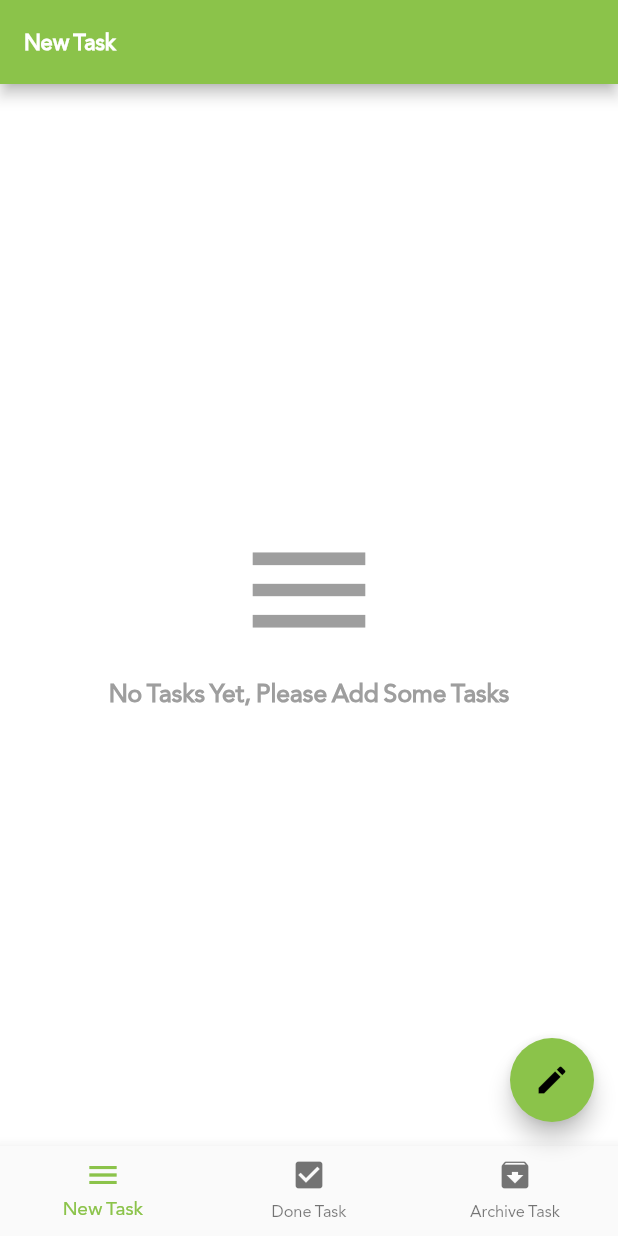
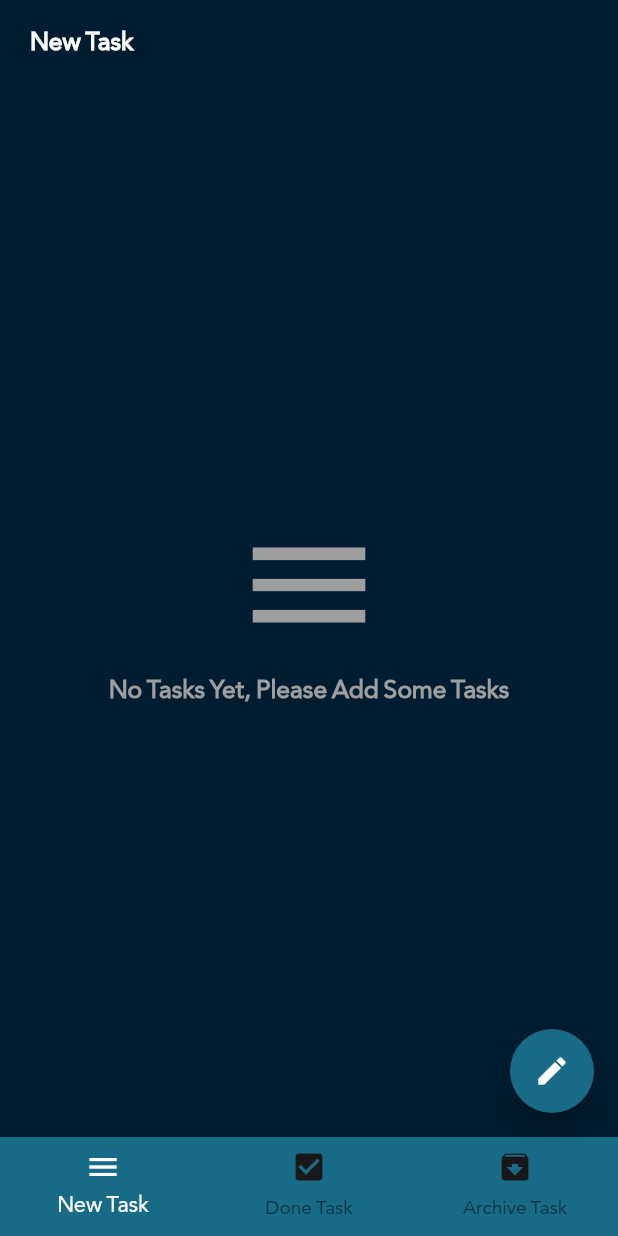
Before and after one commit to AhmedAlkori/ToDo_App, a Flutter app: the screen it shows after launch, on a phone screen of 412 x 824 dp. Run offline on Flutter 3.47's test engine with Material 2 defaults, Android fonts, the phone set to English and light mode, and no system bars; our stand-ins replace bloc, conditional_builder_null_safety, flutter_bloc, hexcolor, sqflite; accounts and stored records are empty.

Commit message:
last_update

```diff
--- a/lib/Share/components.dart
+++ b/lib/Share/components.dart
@@ -103,7 +103,7 @@ Widget TaskListItem(Map model,context,colorIndex) =>Padding(
 
                   fontWeight: FontWeight.bold,
                   fontFamily: "Janna",
-                  color: Colors.black,
+                  color: Colors.white,
 
                 ),
 
@@ -130,10 +130,12 @@ Widget TaskListItem(Map model,context,colorIndex) =>Padding(
               ),
 
               Container(
-
+                padding: EdgeInsets.only(
+                  bottom: 5
+                ),
                 width: 80.0,
 
-                height: 20.0,
+                height: 25.0,
 
                 decoration: BoxDecoration(
 
@@ -161,7 +163,7 @@ Widget TaskListItem(Map model,context,colorIndex) =>Padding(
                       color: Colors.white,
                       fontFamily: "Janna",
                       fontSize: 16.0,
-
+                      fontWeight: FontWeight.bold
 
                     ),
 
@@ -215,7 +217,7 @@ Widget TaskListItem(Map model,context,colorIndex) =>Padding(
 
             Icons.archive,
 
-            color: Colors.black45,
+            color: Colors.white70,
 
           ),
 
--- a/lib/layout/home_layot.dart
+++ b/lib/layout/home_layot.dart
@@ -1,6 +1,7 @@
 import 'package:flutter/cupertino.dart';
 import 'package:flutter/material.dart';
 import 'package:flutter_bloc/flutter_bloc.dart';
+import 'package:hexcolor/hexcolor.dart';
 import 'package:intl/intl.dart';
 import 'package:todo_app/moduls/New_Task.dart';
 import 'package:todo_app/todo_cubit/Cubit.dart';
@@ -59,6 +60,8 @@ class HomeLayout extends StatelessWidget {
                     {
                       keyScaff.currentState?.showBottomSheet(
                               (context) => SingleChildScrollView(
+                            child: Container(
+                              color: HexColor('F1EFEF'),
                               child: Padding(
                                 padding: const EdgeInsets.all(20.0),
                                 child: Form(
@@ -104,7 +107,7 @@ class HomeLayout extends StatelessWidget {
                                             initialTime: TimeOfDay.now(),
                                           ).then((value) {
                                             print(value!.format(context).toString());
-                                          timeController.text=value!.format(context).toString();
+                                            timeController.text=value.format(context).toString();
                                           });
                                         },
                                       ),
@@ -133,11 +136,12 @@ class HomeLayout extends StatelessWidget {
                                             lastDate:DateTime.parse('2022-09-06'),
                                           ).then((value) {
                                             print(DateFormat.yMMMd().format(value!).toString());
-                                          dateController.text=DateFormat.yMMMd().format(value!).toString();
+                                            dateController.text=DateFormat.yMMMd().format(value).toString();
                                           });
                                         },
                                       ),
                                     ],
+                                  ),
                                 ),
                               ),
                             ),
@@ -157,6 +161,7 @@ class HomeLayout extends StatelessWidget {
 
            bottomNavigationBar: BottomNavigationBar(
              currentIndex: cubit.currentIndex,
+             type: BottomNavigationBarType.fixed,
              onTap: (index)
              {
                cubit.changeBottomIndex(index: index);
--- a/lib/main.dart
+++ b/lib/main.dart
@@ -1,5 +1,7 @@
 import 'package:bloc/bloc.dart';
 import 'package:flutter/material.dart';
+import 'package:flutter/services.dart';
+import 'package:hexcolor/hexcolor.dart';
 import 'package:todo_app/layout/home_layot.dart';
 import 'package:todo_app/todo_cubit/block_Observer/MyObserver.dart';
 
@@ -11,22 +13,70 @@ void main() {
 //Main Point
 class MyApp extends StatelessWidget{
   @override
-  Widget build(BuildContext context) {
+
+  Widget build(BuildContext context)
+  {
+    Color my=Colors.lightGreen;
       return MaterialApp(
         debugShowCheckedModeBanner: false,
          theme: ThemeData(
-           primarySwatch:Colors.lightGreen ,
-           fontFamily: "Janna",
-           scaffoldBackgroundColor: Colors.white,
+           fontFamily: 'Janna',
+          primarySwatch:Colors.teal,
+           scaffoldBackgroundColor: HexColor('001C30'),
            appBarTheme: AppBarTheme(
+             titleSpacing: 20.0,
+             elevation: 0.0,
+             color: HexColor('001C30'),
+             iconTheme: IconThemeData(
+               color: HexColor('DAFFFB'),
+             ),
              titleTextStyle: TextStyle(
                color: Colors.white,
-               fontFamily: "Janna",
+               fontFamily: 'Janna',
                fontWeight: FontWeight.bold,
-               fontSize: 16,
+               fontSize: 18.0,
              ),
+             systemOverlayStyle: SystemUiOverlayStyle(
+               statusBarIconBrightness: Brightness.light,
+               statusBarColor: HexColor('001C30'),
 
+             ),
            ),
+
+           textTheme: TextTheme(
+             bodySmall:  TextStyle(
+               color:  Colors.grey,
+               fontSize: 14.0,
+               fontFamily: 'Janna',
+             ),
+             bodyMedium: TextStyle(
+               color:  HexColor('333739'),
+             ),
+           ),
+           bottomNavigationBarTheme: BottomNavigationBarThemeData(
+             backgroundColor: HexColor('176B87'),
+             selectedItemColor: Colors.white,
+             selectedIconTheme: IconThemeData(
+               color: Colors.white
+             ),
+             selectedLabelStyle: TextStyle(
+               color: Colors.white,
+               fontSize: 16
+
+             ),
+             unselectedIconTheme:  IconThemeData(
+                 color: HexColor('191717')
+             ),
+             unselectedLabelStyle:TextStyle(
+                 color: Colors.white,
+                 fontSize: 14
+
+             ),
+           ),
+           floatingActionButtonTheme: FloatingActionButtonThemeData(
+             backgroundColor: HexColor('176B87')
+           ),
+
 
          ),
          home: HomeLayout(),
--- a/pubspec.yaml
+++ b/pubspec.yaml
@@ -39,6 +39,7 @@ dependencies:
   bloc: ^7.0.0
   flutter_bloc: ^7.0.0
   conditional_builder_null_safety: ^0.0.6
+  hexcolor: ^2.0.1
 
 dev_dependencies:
   flutter_test:
```
Also changed, not shown: pubspec.lock. Lines whose indentation alone changed are shown as unchanged.
